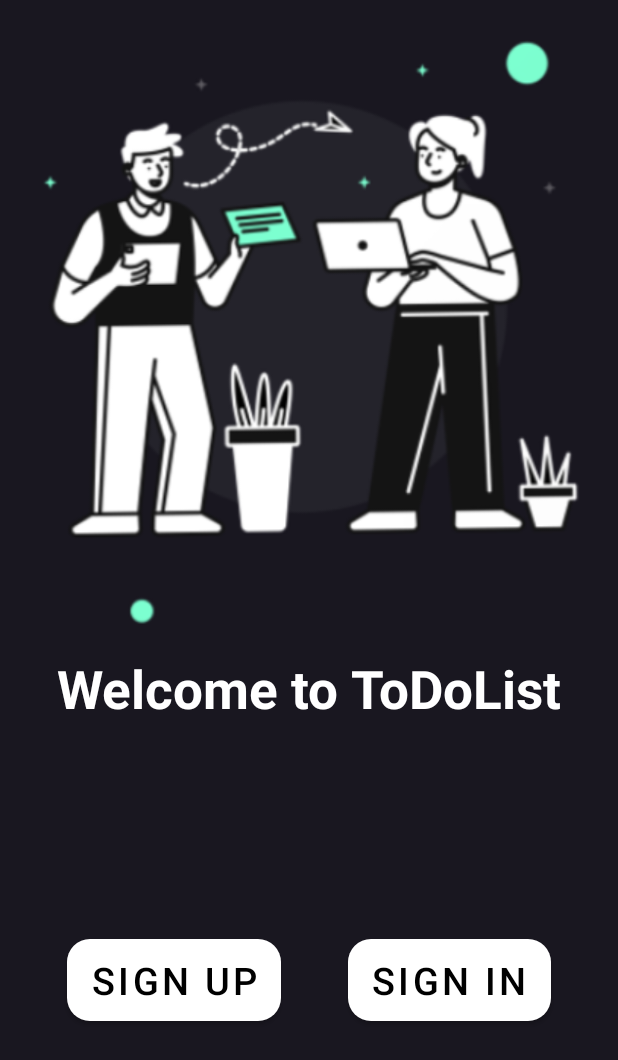
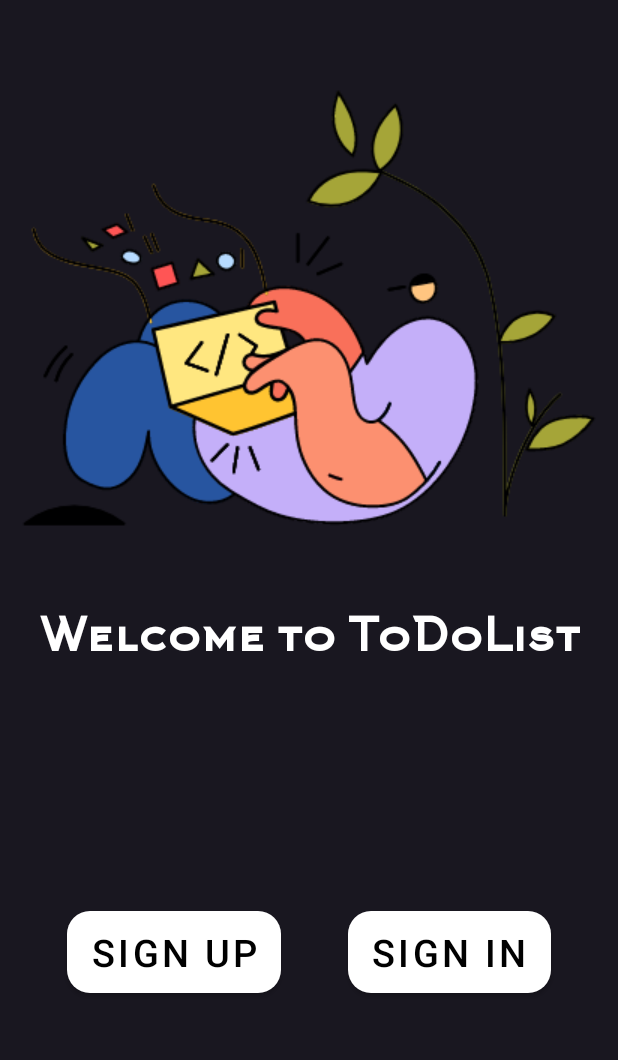
Before and after one commit to binnyatoff/ToDoList, an Android app: the screen it shows after launch (MainActivity), on a phone screen of 412 x 824 dp. Shown: the top 1060 px of the screen. Run offline under Robolectric (Android 15) with nearby library versions, the phone set to English and light mode, and no system bars; our stand-ins replace Firebase (no records; nobody signed in at launch, a user with empty details on screens opened directly).

Commit message:
Refactor ListAdapter

```diff
--- a/app/src/main/res/layout/fragment_list.xml
+++ b/app/src/main/res/layout/fragment_list.xml
@@ -10,11 +10,11 @@
         android:id="@+id/recyclerview"
         android:layout_width="match_parent"
         android:layout_height="match_parent"
+        tools:listitem="@layout/todo_item"
         app:layout_constraintBottom_toBottomOf="parent"
         app:layout_constraintEnd_toEndOf="parent"
         app:layout_constraintStart_toStartOf="parent"
-        app:layout_constraintTop_toTopOf="parent"
-        tools:listitem="@layout/todo_item" />
+        app:layout_constraintTop_toTopOf="parent" />
 
     <com.google.android.material.floatingactionbutton.FloatingActionButton
         android:id="@+id/addbutton"
--- a/app/src/main/res/layout/fragment_welcome.xml
+++ b/app/src/main/res/layout/fragment_welcome.xml
@@ -1,7 +1,6 @@
 <?xml version="1.0" encoding="utf-8"?>
 <androidx.constraintlayout.widget.ConstraintLayout xmlns:android="http://schemas.android.com/apk/res/android"
     xmlns:app="http://schemas.android.com/apk/res-auto"
-    xmlns:tools="http://schemas.android.com/tools"
     android:layout_width="match_parent"
     android:layout_height="match_parent"
     android:background="#191720">
@@ -10,6 +9,7 @@
         android:id="@+id/welcome_image"
         android:layout_width="wrap_content"
         android:layout_height="wrap_content"
+        android:layout_marginTop="5sp"
         android:src="@drawable/welcome_img"
         app:layout_constraintEnd_toEndOf="parent"
         app:layout_constraintStart_toStartOf="parent"
@@ -22,8 +22,9 @@
         android:layout_height="wrap_content"
         android:text="@string/welcome"
         android:textStyle="bold"
+        android:fontFamily="@font/login_font"
         android:textColor="@color/white"
-        android:textSize="35sp"
+        android:textSize="30sp"
         app:layout_constraintTop_toBottomOf="@id/welcome_image"
         app:layout_constraintStart_toStartOf="parent"
         app:layout_constraintEnd_toEndOf="parent" />
--- a/app/src/main/res/navigation/nav_graph.xml
+++ b/app/src/main/res/navigation/nav_graph.xml
@@ -1,13 +1,15 @@
 <?xml version="1.0" encoding="utf-8"?>
 <navigation xmlns:android="http://schemas.android.com/apk/res/android"
     xmlns:app="http://schemas.android.com/apk/res-auto"
+    xmlns:tools="http://schemas.android.com/tools"
     android:id="@+id/nav_graph"
     app:startDestination="@id/splash">
 
     <fragment
         android:id="@+id/listFragment"
         android:name="ru.binnyatoff.todolist.fragments.list.ListFragment"
-        android:label="ListFragment">
+        android:label="ListFragment"
+        tools:layout="@layout/fragment_list">
         <action
             android:id="@+id/action_listFragment_to_addFragment"
             app:destination="@id/addFragment" />
@@ -20,22 +22,22 @@
     <fragment
         android:id="@+id/addFragment"
         android:name="ru.binnyatoff.todolist.fragments.add.AddFragment"
-        android:label="AddFragment" />
+        android:label="AddFragment"
+        tools:layout="@layout/fragment_add" />
 
 
     <fragment
         android:id="@+id/updateFragment"
         android:name="ru.binnyatoff.todolist.fragments.update.UpdateFragment"
-        android:label="UpdateFragment">
-        <argument
-            android:name="curent_item"
-            app:argType="ru.binnyatoff.todolist.model.ToDo" />
-    </fragment>
+        android:label="UpdateFragment"
+        tools:layout="@layout/fragment_update" />
+
 
     <fragment
         android:id="@+id/signIn"
         android:name="ru.binnyatoff.todolist.fragments.authentication.SignIn"
-        android:label="SignIn">
+        android:label="SignIn"
+        tools:layout="@layout/fragment_signin">
         <action
             android:id="@+id/action_signIn_to_listFragment"
             app:destination="@id/listFragment" />
@@ -43,7 +45,8 @@
     <fragment
         android:id="@+id/welcome"
         android:name="ru.binnyatoff.todolist.fragments.authentication.Welcome"
-        android:label="Welcome">
+        android:label="Welcome"
+        tools:layout="@layout/fragment_welcome">
         <action
             android:id="@+id/action_welcome_to_signIn"
             app:destination="@id/signIn" />
@@ -51,27 +54,31 @@
             android:id="@+id/action_welcome_to_register"
             app:destination="@id/register" />
     </fragment>
+
     <fragment
         android:id="@+id/register"
         android:name="ru.binnyatoff.todolist.fragments.authentication.Register"
-        android:label="Register">
+        android:label="Register"
+        tools:layout="@layout/fragment_register">
         <action
             android:id="@+id/action_register_to_listFragment"
             app:destination="@id/listFragment" />
     </fragment>
+
     <fragment
         android:id="@+id/splash"
         android:name="ru.binnyatoff.todolist.fragments.authentication.Splash"
-        android:label="Splash">
+        android:label="Splash"
+        tools:layout="@layout/fragment_splash">
         <action
             android:id="@+id/action_splash_to_welcome"
+            app:destination="@id/welcome"
             app:popUpTo="@id/nav_graph"
-            app:popUpToInclusive="true"
-            app:destination="@id/welcome" />
+            app:popUpToInclusive="true" />
         <action
             android:id="@+id/action_splash_to_listFragment"
+            app:destination="@id/listFragment"
             app:popUpTo="@id/nav_graph"
-            app:popUpToInclusive="true"
-            app:destination="@id/listFragment" />
+            app:popUpToInclusive="true" />
     </fragment>
 </navigation>
```
Also changed, not shown: app/src/main/java/ru/binnyatoff/todolist/fragments/list/ListAdapter.kt (+33 -26 lines), app/src/main/java/ru/binnyatoff/todolist/fragments/list/ListFragment.kt (+16 -8 lines), app/src/main/java/ru/binnyatoff/todolist/fragments/update/UpdateFragment.kt (+12 -8 lines), app/src/main/res/drawable/welcome_img.png.
